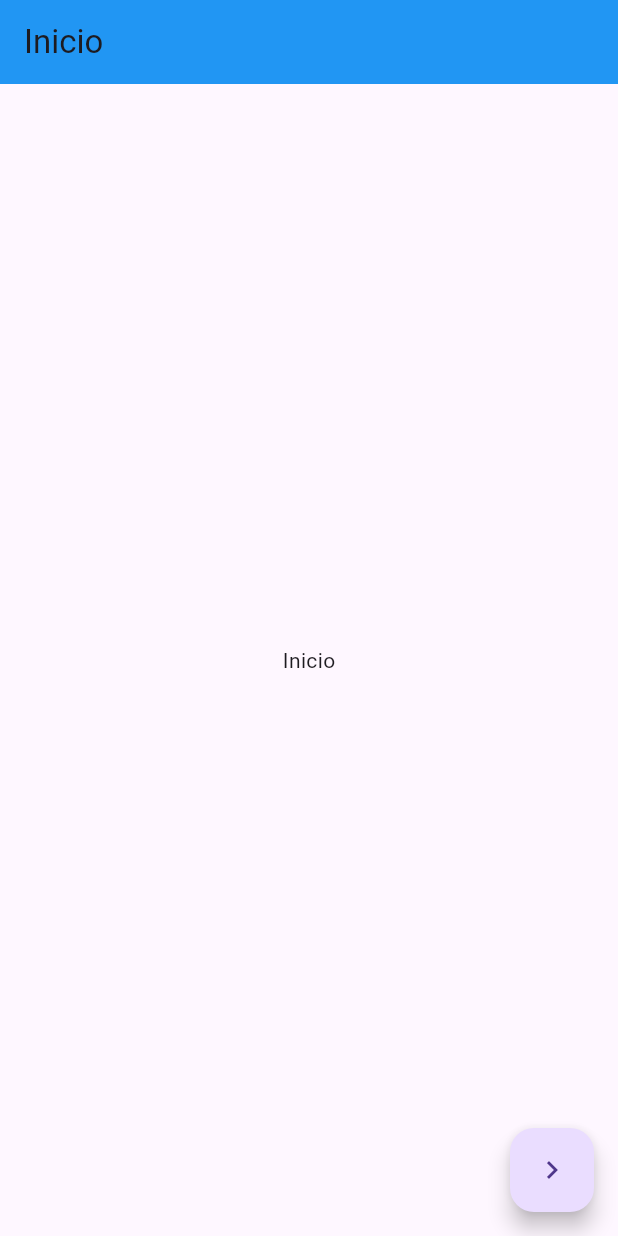
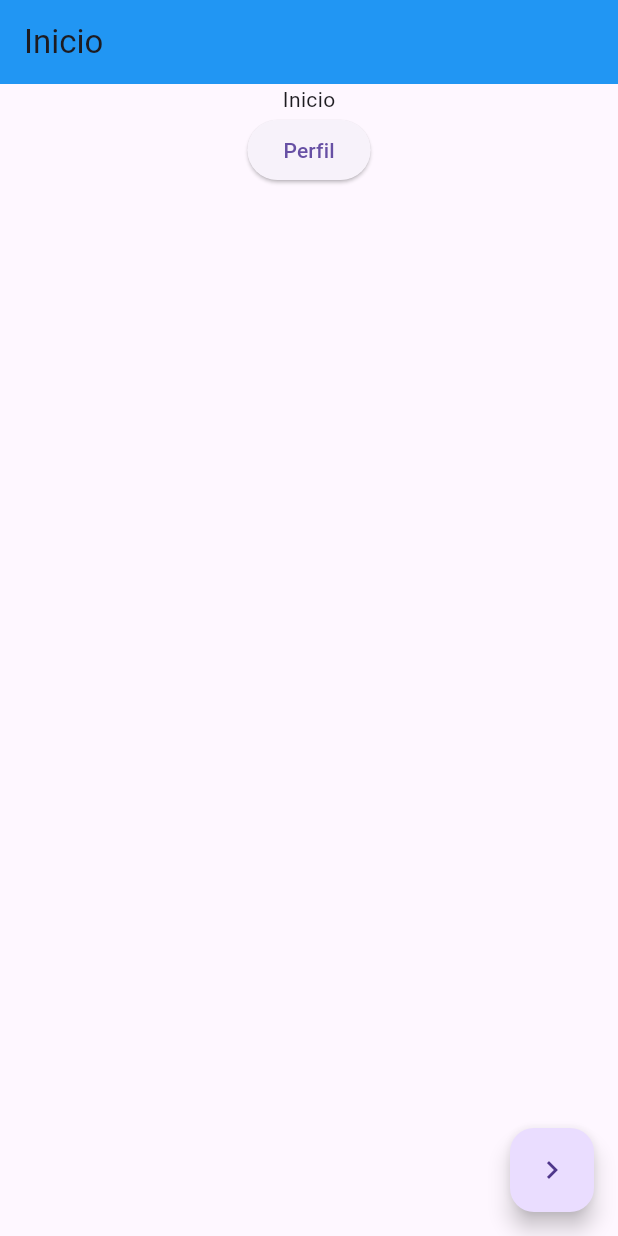
Before and after one commit to CrisSoven/10c_learning_flutter, a Flutter app: the screen it shows after launch, on a phone screen of 412 x 824 dp. Run offline on Flutter 3.47's test engine with Material 3 defaults, Android fonts, the phone set to English and light mode, and no system bars.

Commit message:
[ADD] navegación entre pantallas

```diff
--- a/lib/main.dart
+++ b/lib/main.dart
@@ -1,5 +1,6 @@
 import 'package:flutter/material.dart';
 import 'package:learning_2_10c/navigation/home.dart';
+import 'package:learning_2_10c/navigation/profile.dart';
 import 'package:learning_2_10c/navigation/reservations.dart';
 import 'package:learning_2_10c/navigation/top.dart';
 import 'package:learning_2_10c/widgets/splash_screen.dart';
@@ -21,6 +22,7 @@ class MainApp extends StatelessWidget {
         '/home': (context) => const Home(),
         '/reservations': (context) => const Reservations(),
         '/top': (context) => const Top(),
+        '/profile': (context) => const Profile(),
       },
     );
   }
--- a/lib/navigation/home.dart
+++ b/lib/navigation/home.dart
@@ -11,11 +11,22 @@ class Home extends StatelessWidget {
         backgroundColor: Colors.blue,
       ),
       floatingActionButton: FloatingActionButton(
-        onPressed: () => {},
+        onPressed: () => {
+          Navigator.pushNamed(context, '/reservations'),
+        },
         child: const Icon(Icons.chevron_right),
       ),
-      body: const Center(
-        child: Text("Inicio"),
+      body: Center(
+        child: Column(
+          children: <Widget>[
+            const Text("Inicio"),
+            ElevatedButton(
+                onPressed: () => {
+                      Navigator.pushNamed(context, '/profile'),
+                    },
+                child: const Text("Perfil")),
+          ],
+        ),
       ),
     );
   }
```
Also changed, not shown: lib/navigation/profile.dart (+17 -3 lines), lib/navigation/reservations.dart (+15 -1 lines), lib/navigation/top.dart (+15 -1 lines).
